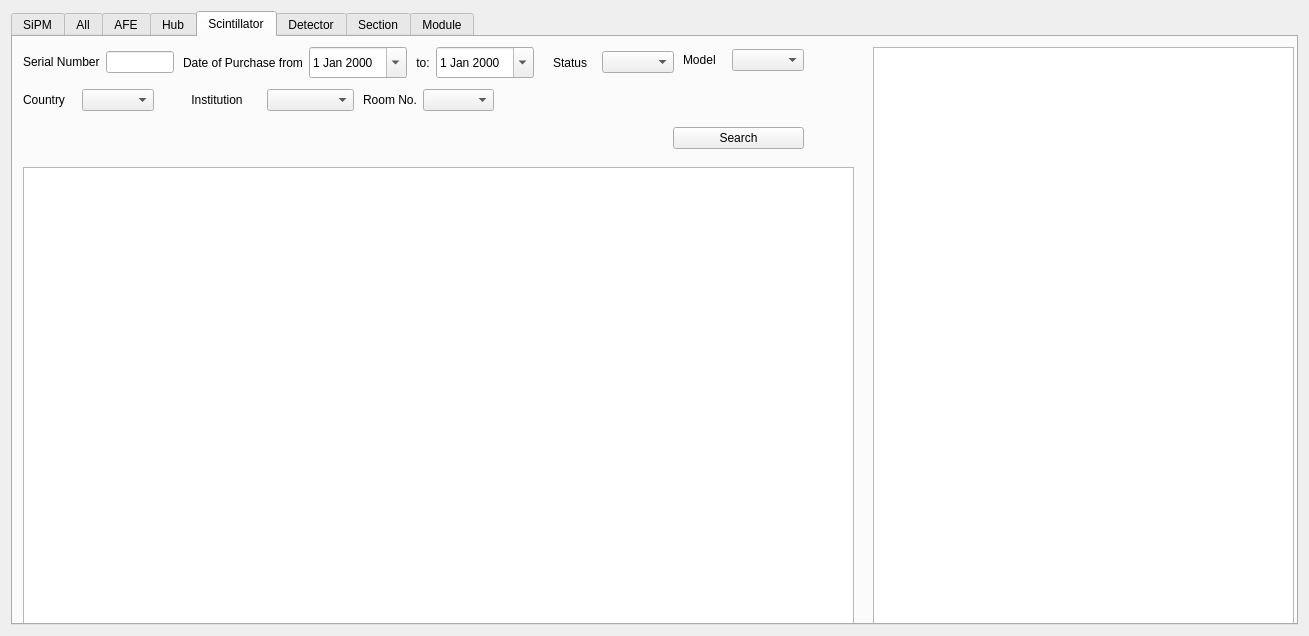
This is widget.ui in MichalRK19780524/QtDbGuiPrototypeCmake2 as Qt 5 draws it before an edit. The edited form follows.
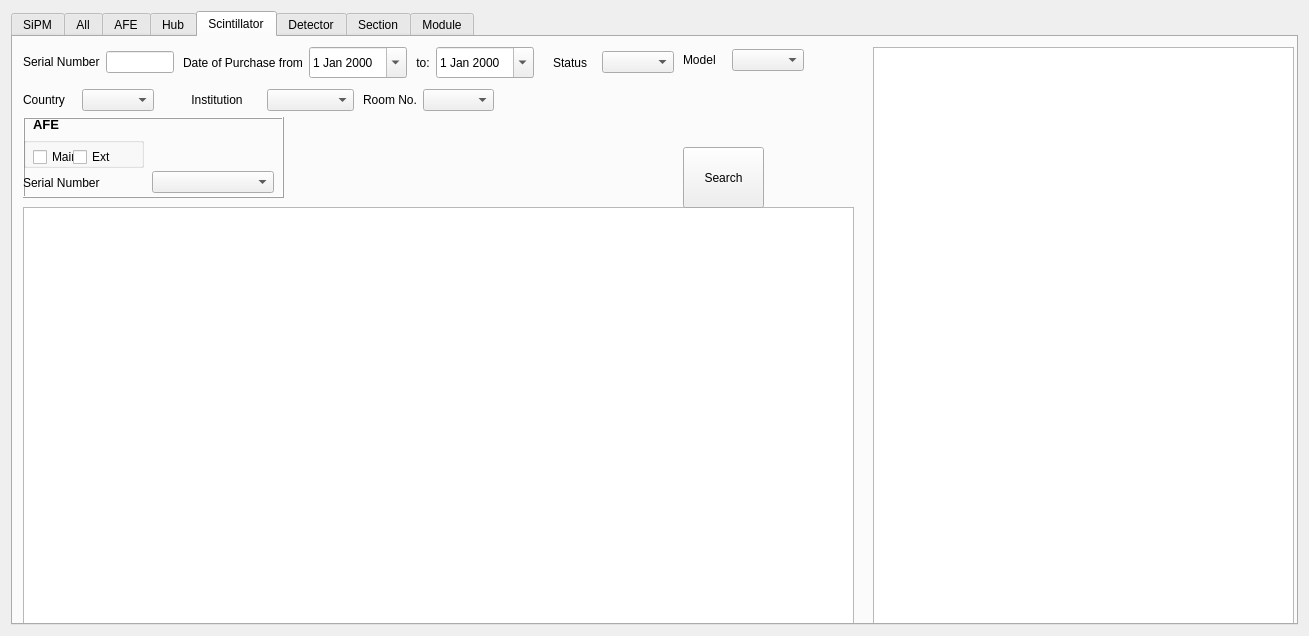
This is the edited form. The open tabs and pages were chosen to show the change.

Commit message: Bug fixes with scintillator searches

Patch:
```diff
--- a/widget.ui
+++ b/widget.ui
@@ -20,7 +20,7 @@
    <property name="spacing">
     <number>5</number>
    </property>
-   <item row="0" column="2">
+   <item row="0" column="1">
     <widget class="QTabWidget" name="tabWidget">
      <property name="currentIndex">
       <number>0</number>
@@ -1389,25 +1389,121 @@
        <property name="geometry">
         <rect>
          <x>10</x>
-         <y>130</y>
+         <y>170</y>
          <width>831</width>
-         <height>461</height>
+         <height>421</height>
         </rect>
        </property>
       </widget>
       <widget class="QPushButton" name="pushButton_searchScintillator">
        <property name="geometry">
         <rect>
-         <x>660</x>
-         <y>90</y>
-         <width>131</width>
-         <height>22</height>
+         <x>670</x>
+         <y>110</y>
+         <width>81</width>
+         <height>61</height>
         </rect>
        </property>
        <property name="text">
         <string>Search</string>
        </property>
       </widget>
+      <widget class="QFrame" name="frame_6">
+       <property name="geometry">
+        <rect>
+         <x>10</x>
+         <y>80</y>
+         <width>261</width>
+         <height>81</height>
+        </rect>
+       </property>
+       <property name="frameShape">
+        <enum>QFrame::Box</enum>
+       </property>
+       <property name="frameShadow">
+        <enum>QFrame::Raised</enum>
+       </property>
+       <widget class="QWidget" name="layoutWidget_67">
+        <property name="geometry">
+         <rect>
+          <x>0</x>
+          <y>50</y>
+          <width>251</width>
+          <height>31</height>
+         </rect>
+        </property>
+        <layout class="QHBoxLayout" name="horizontalLayout_serialNumber_8">
+         <item>
+          <widget class="QLabel" name="label_serialNumberScintillator_2">
+           <property name="text">
+            <string>Serial Number</string>
+           </property>
+          </widget>
+         </item>
+         <item>
+          <widget class="QComboBox" name="comboBox"/>
+         </item>
+        </layout>
+       </widget>
+       <widget class="QGroupBox" name="groupBox_afe_7">
+        <property name="geometry">
+         <rect>
+          <x>0</x>
+          <y>20</y>
+          <width>121</width>
+          <height>31</height>
+         </rect>
+        </property>
+        <property name="title">
+         <string/>
+        </property>
+        <widget class="QCheckBox" name="checkBox_afeMain_7">
+         <property name="geometry">
+          <rect>
+           <x>10</x>
+           <y>10</y>
+           <width>64</width>
+           <height>20</height>
+          </rect>
+         </property>
+         <property name="text">
+          <string>Main</string>
+         </property>
+        </widget>
+        <widget class="QCheckBox" name="checkBox_afeExt_7">
+         <property name="geometry">
+          <rect>
+           <x>50</x>
+           <y>10</y>
+           <width>64</width>
+           <height>20</height>
+          </rect>
+         </property>
+         <property name="text">
+          <string>Ext</string>
+         </property>
+        </widget>
+       </widget>
+       <widget class="QLabel" name="label_16">
+        <property name="geometry">
+         <rect>
+          <x>10</x>
+          <y>0</y>
+          <width>41</width>
+          <height>14</height>
+         </rect>
+        </property>
+        <property name="font">
+         <font>
+          <pointsize>10</pointsize>
+          <bold>true</bold>
+         </font>
+        </property>
+        <property name="text">
+         <string>AFE</string>
+        </property>
+       </widget>
+      </widget>
      </widget>
      <widget class="QWidget" name="tab_detector">
       <attribute name="title">
```
Left out of the diff: 2 changed lines with no effect on the pictures. The commit also changes 16 other files.
